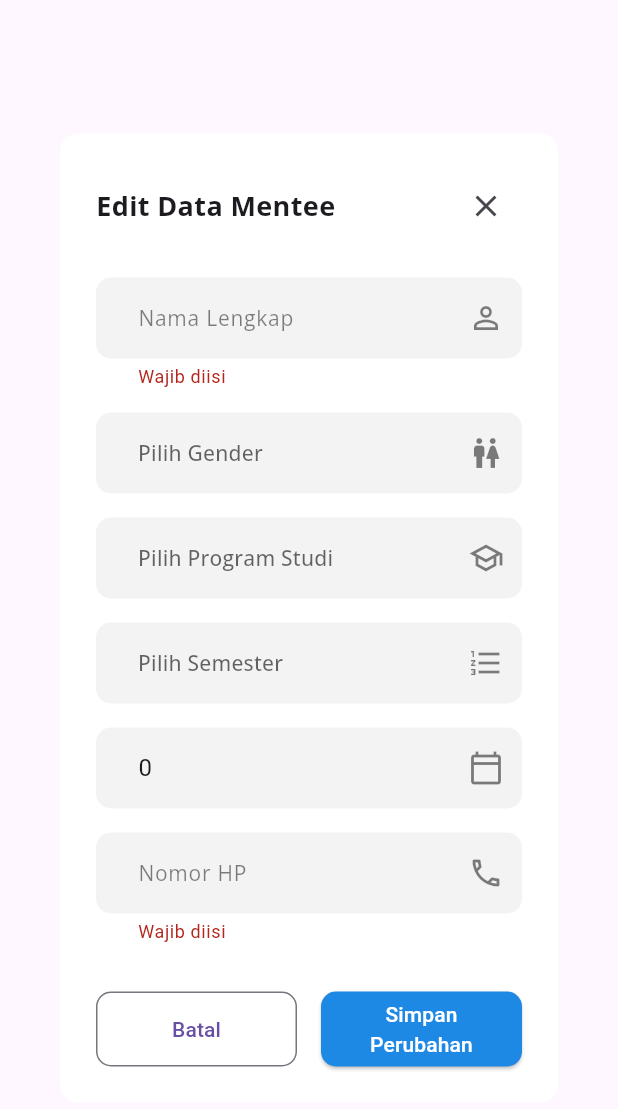
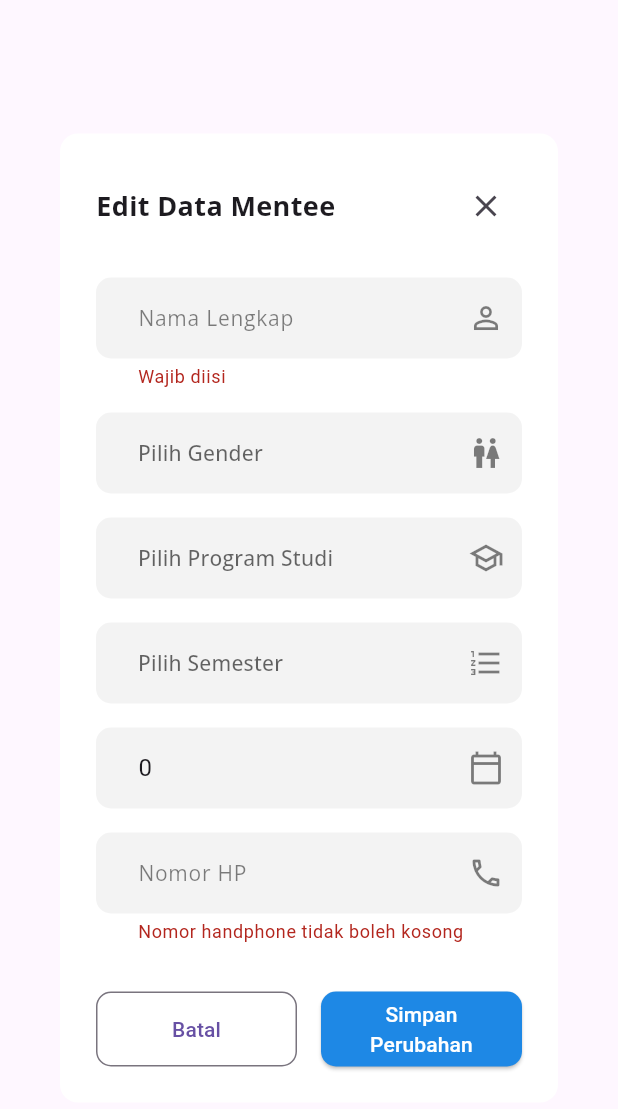
Before and after one commit to rafitrhmn/pendataan_ldk, a Flutter app: the EditMenteeDialog widget shown alone on an empty page, opened directly with empty values, after a tap on "Simpan Perubahan", on a phone screen of 412 x 824 dp. Shown: the top 1109 px of the screen. Run offline on Flutter 3.47's test engine with Material 3 defaults, Android fonts, the phone set to English and light mode, and no system bars; our stand-ins replace bloc, equatable, flutter_bloc, go_router, google_fonts, image_picker and 2 more; accounts and stored records are empty; network calls fail.

Commit message:
edit mentee sanitasi no hp, drawer pai di pending,

```diff
--- a/app/lib/widgets/mentee/edit_mentee_dialog.dart
+++ b/app/lib/widgets/mentee/edit_mentee_dialog.dart
@@ -64,7 +64,7 @@ class _EditMenteeDialogState extends State<EditMenteeDialog> {
           prodi: _selectedProdi ?? '',
           semester: _selectedSemester ?? 1,
           angkatan: int.tryParse(_angkatanController.text) ?? 0,
-          noHp: _noHpController.text,
+          noHp: _noHpController.text.replaceAll(' ', '').replaceAll('-', ''),
         ),
       );
     }
@@ -286,11 +286,23 @@ class _EditMenteeDialogState extends State<EditMenteeDialog> {
                       ),
                     ),
                     keyboardType: TextInputType.phone,
-                    validator: (v) => v!.isEmpty ? 'Wajib diisi' : null,
+                    validator: (value) {
+                      if (value == null || value.isEmpty) {
+                        return 'Nomor handphone tidak boleh kosong';
+                      }
+                      // Tambahkan validasi panjang digit
+                      final sanitizedPhone = value
+                          .replaceAll(' ', '')
+                          .replaceAll('-', '');
+                      if (sanitizedPhone.length < 10 ||
+                          sanitizedPhone.length > 13) {
+                        return 'Nomor HP harus antara 10-13 digit';
+                      }
+                      return null;
+                    },
                   ),
                   const SizedBox(height: 32),
 
-                  // GAYA BARU: Layout tombol aksi yang konsisten
                   Row(
                     children: [
                       Expanded(
```
Also changed, not shown: app/lib/widgets/admin_drawer.dart (+7 -7 lines), app/lib/widgets/mentor/edit_mentor.dart (+14 -3 lines).
